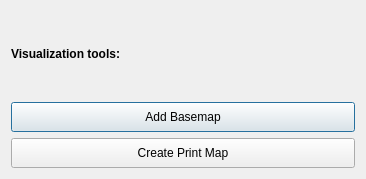
The window that LDMP/gui/DlgReporting.ui (ConservationInternational/trends.earth) describes before a commit, drawn with Qt 5.
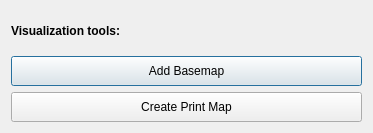
The same window after the commit.

Diff of the .ui file:
```diff
--- a/LDMP/gui/DlgReporting.ui
+++ b/LDMP/gui/DlgReporting.ui
@@ -9,8 +9,8 @@
    <rect>
     <x>0</x>
     <y>0</y>
-    <width>366</width>
-    <height>179</height>
+    <width>373</width>
+    <height>133</height>
    </rect>
   </property>
   <property name="sizePolicy">
```
